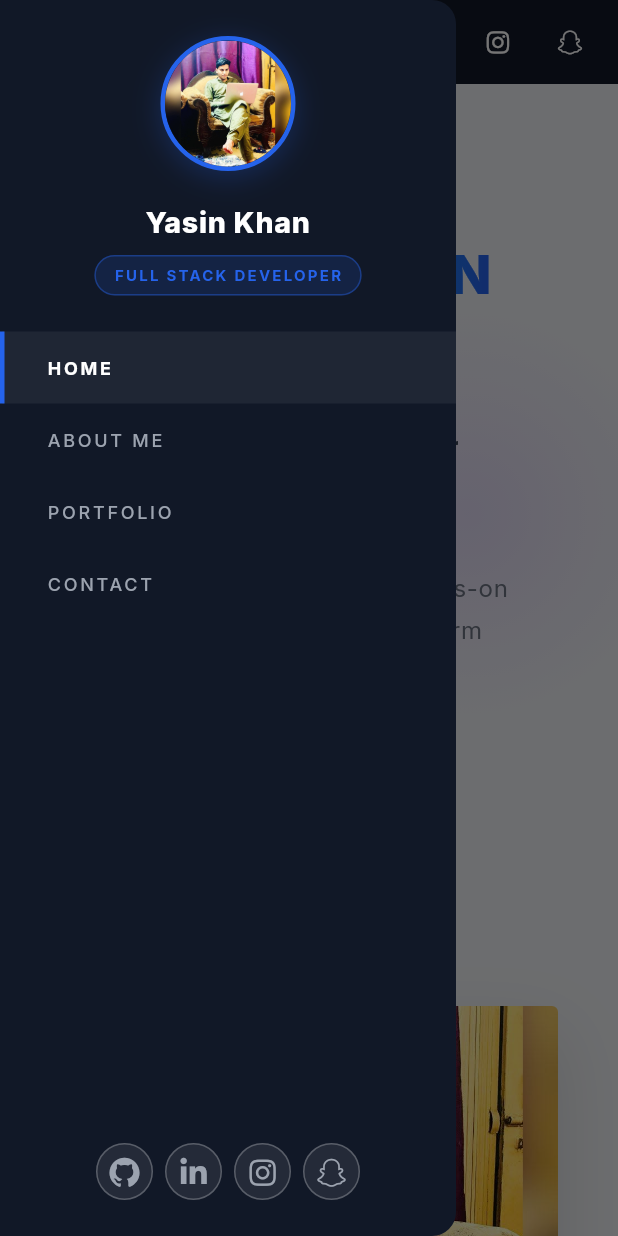
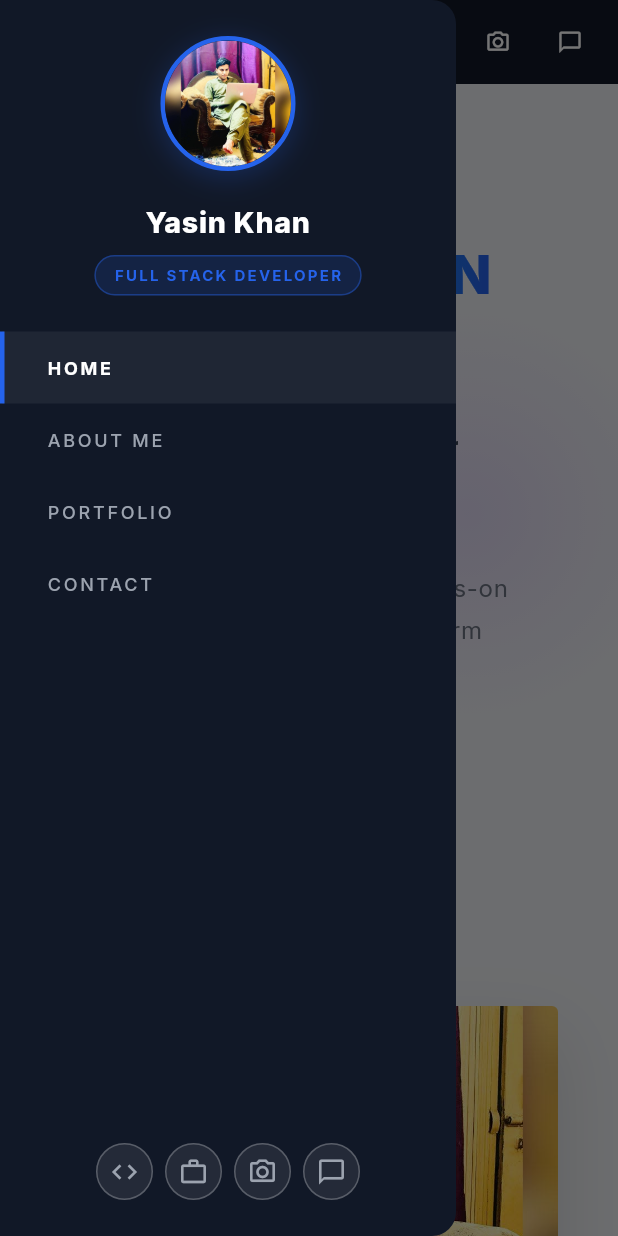
Before and after one commit to yasinkhan2856-hash/yasinkhan2856, a Flutter app: the screen it shows after launch, after a tap on the "menu" icon, on a phone screen of 412 x 824 dp. Run offline on Flutter 3.47's test engine with Material 3 defaults, Android fonts, the phone set to English and light mode, and no system bars; our stand-ins replace google_fonts; missing offline and left inert: dart:html.

Commit message:
Replace Font Awesome social icons

```diff
--- a/lib/app.dart
+++ b/lib/app.dart
@@ -1,5 +1,4 @@
 import 'package:flutter/material.dart';
-import 'package:font_awesome_flutter/font_awesome_flutter.dart';
 
 import 'data/portfolio_data.dart';
 import 'sections/about_section.dart';
@@ -117,22 +116,22 @@ class _PortfolioPageState extends State<PortfolioPage> {
                         actions: [
                           ...[
                             (
-                              FontAwesomeIcons.github,
+                              Icons.code,
                               'GitHub',
                               PortfolioData.github,
                             ),
                             (
-                              FontAwesomeIcons.linkedinIn,
+                              Icons.work_outline,
                               'LinkedIn',
                               PortfolioData.linkedin,
                             ),
                             (
-                              FontAwesomeIcons.instagram,
+                              Icons.camera_alt_outlined,
                               'Instagram',
                               PortfolioData.instagram,
                             ),
                             (
-                              FontAwesomeIcons.snapchat,
+                              Icons.chat_bubble_outline,
                               'Snapchat',
                               PortfolioData.snapchat,
                             ),
@@ -143,7 +142,7 @@ class _PortfolioPageState extends State<PortfolioPage> {
                                 height: 48,
                               ),
                               padding: EdgeInsets.zero,
-                              icon: FaIcon(social.$1, size: 17),
+                              icon: Icon(social.$1, size: 17),
                               tooltip: social.$2,
                               onPressed: () =>
                                   openExternalUrl(context, social.$3),
--- a/lib/sections/contact_section.dart
+++ b/lib/sections/contact_section.dart
@@ -1,7 +1,6 @@
 import 'dart:convert';
 
 import 'package:flutter/material.dart';
-import 'package:font_awesome_flutter/font_awesome_flutter.dart';
 import 'package:http/http.dart' as http;
 import '../data/portfolio_data.dart';
 import '../theme/app_theme.dart';
@@ -164,25 +163,25 @@ class _ContactInfo extends StatelessWidget {
       ),
       const SizedBox(height: 28),
       _ContactRow(
-        icon: FontAwesomeIcons.github,
+        icon: Icons.code,
         label: 'GitHub',
         value: 'github.com/yasinkhan2856-hash',
         url: PortfolioData.github,
       ),
       _ContactRow(
-        icon: FontAwesomeIcons.linkedinIn,
+        icon: Icons.work_outline,
         label: 'LinkedIn',
         value: 'linkedin.com/in/yasinkhan2856',
         url: PortfolioData.linkedin,
       ),
       _ContactRow(
-        icon: FontAwesomeIcons.instagram,
+        icon: Icons.camera_alt_outlined,
         label: 'Instagram',
         value: 'instagram.com/yasin_khan_285',
         url: PortfolioData.instagram,
       ),
       _ContactRow(
-        icon: FontAwesomeIcons.snapchat,
+        icon: Icons.chat_bubble_outline,
         label: 'Snapchat',
         value: 'snapchat.com/add/yasin_k1284',
         url: PortfolioData.snapchat,
--- a/lib/widgets/sidebar.dart
+++ b/lib/widgets/sidebar.dart
@@ -1,5 +1,4 @@
 import 'package:flutter/material.dart';
-import 'package:font_awesome_flutter/font_awesome_flutter.dart';
 import '../data/portfolio_data.dart';
 import '../theme/app_theme.dart';
 import 'common.dart';
@@ -237,22 +236,22 @@ class _SocialRow extends StatelessWidget {
     runSpacing: 8,
     children: [
       _SocialIcon(
-        icon: FontAwesomeIcons.github,
+        icon: Icons.code,
         tooltip: 'GitHub',
         onTap: () => onOpen(PortfolioData.github),
       ),
       _SocialIcon(
-        icon: FontAwesomeIcons.linkedinIn,
+        icon: Icons.work_outline,
         tooltip: 'LinkedIn',
         onTap: () => onOpen(PortfolioData.linkedin),
       ),
       _SocialIcon(
-        icon: FontAwesomeIcons.instagram,
+        icon: Icons.camera_alt_outlined,
         tooltip: 'Instagram',
         onTap: () => onOpen(PortfolioData.instagram),
       ),
       _SocialIcon(
-        icon: FontAwesomeIcons.snapchat,
+        icon: Icons.chat_bubble_outline,
         tooltip: 'Snapchat',
         onTap: () => onOpen(PortfolioData.snapchat),
       ),
--- a/pubspec.yaml
+++ b/pubspec.yaml
@@ -11,7 +11,6 @@ dependencies:
   flutter:
     sdk: flutter
   cupertino_icons: ^1.0.8
-  font_awesome_flutter: ^10.8.0
   google_fonts: ^6.2.1
   http: ^1.2.2
 
```
Also changed, not shown: pubspec.lock.
